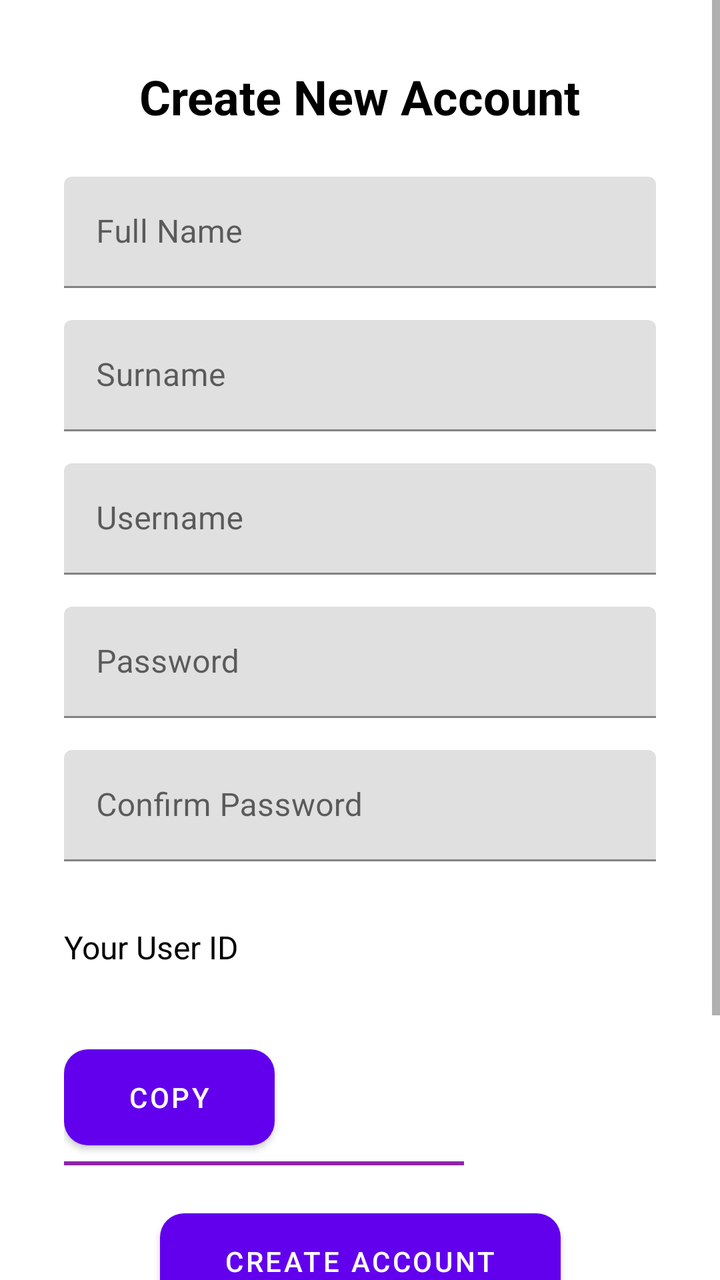
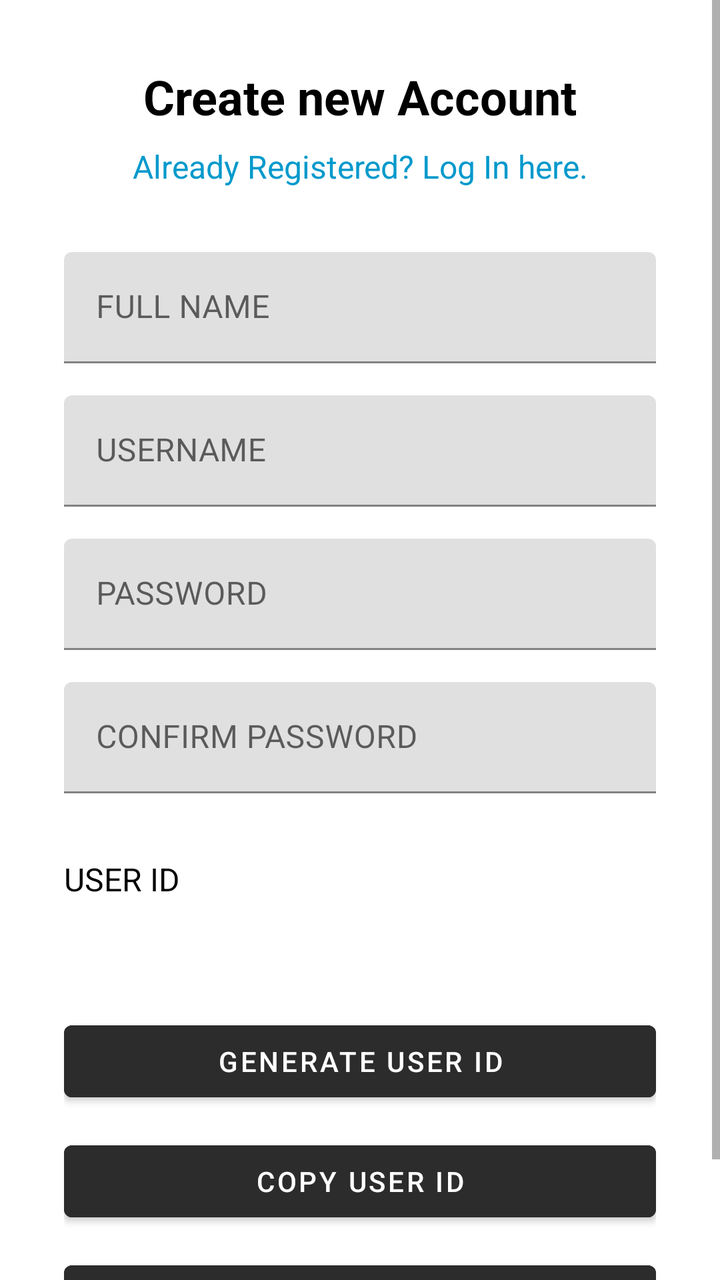

Compare the two renders of this Android layout. The source of the first and the diff that turns it into the second are given below.
<!-- AndroidManifest.xml: application theme Theme.HarmonieBudget -->
<!-- res/layout/activity_register.xml -->
<?xml version="1.0" encoding="utf-8"?>
<ScrollView
    xmlns:android="http://schemas.android.com/apk/res/android"
    xmlns:app="http://schemas.android.com/apk/res-auto"
    android:layout_width="match_parent"
    android:layout_height="match_parent"
    android:fillViewport="true">
    <androidx.constraintlayout.widget.ConstraintLayout
        android:layout_width="match_parent"
        android:layout_height="wrap_content"
        android:padding="32dp"
        android:background="@color/white">
        <TextView
            android:id="@+id/tv_register_title"
            android:layout_width="wrap_content"
            android:layout_height="wrap_content"
            android:text="@string/create_account_title"
            android:textSize="24sp"
            android:textStyle="bold"
            app:layout_constraintTop_toTopOf="parent"
            app:layout_constraintStart_toStartOf="parent"
            app:layout_constraintEnd_toEndOf="parent" />
        <com.google.android.material.textfield.TextInputLayout
            android:id="@+id/til_name"
            android:layout_width="0dp"
            android:layout_height="wrap_content"
            android:layout_marginTop="24dp"
            app:layout_constraintTop_toBottomOf="@id/tv_register_title"
            app:layout_constraintStart_toStartOf="parent"
            app:layout_constraintEnd_toEndOf="parent">
            <com.google.android.material.textfield.TextInputEditText
                android:id="@+id/et_name"
                android:layout_width="match_parent"
                android:layout_height="wrap_content"
                android:hint="@string/name_hint"
                android:textColor="@android:color/black" />
        </com.google.android.material.textfield.TextInputLayout>
        
        <com.google.android.material.textfield.TextInputLayout
            android:id="@+id/til_surname"
            android:layout_width="0dp"
            android:layout_height="wrap_content"
            android:layout_marginTop="16dp"
            app:layout_constraintTop_toBottomOf="@id/til_name"
            app:layout_constraintStart_toStartOf="parent"
            app:layout_constraintEnd_toEndOf="parent">
            <com.google.android.material.textfield.TextInputEditText
                android:id="@+id/et_surname"
                android:layout_width="match_parent"
                android:layout_height="wrap_content"
                android:hint="Surname"
                android:textColor="@android:color/black" />
        </com.google.android.material.textfield.TextInputLayout>
        <com.google.android.material.textfield.TextInputLayout
            android:id="@+id/til_username"
            android:layout_width="0dp"
            android:layout_height="wrap_content"
            android:layout_marginTop="16dp"
            app:layout_constraintTop_toBottomOf="@id/til_surname"
            app:layout_constraintStart_toStartOf="parent"
            app:layout_constraintEnd_toEndOf="parent">
            <com.google.android.material.textfield.TextInputEditText
                android:id="@+id/et_username"
                android:layout_width="match_parent"
                android:layout_height="wrap_content"
                android:hint="@string/username_hint"
                android:textColor="@android:color/black" />
        </com.google.android.material.textfield.TextInputLayout>
        <com.google.android.material.textfield.TextInputLayout
            android:id="@+id/til_password"
            android:layout_width="0dp"
            android:layout_height="wrap_content"
            android:layout_marginTop="16dp"
            app:layout_constraintTop_toBottomOf="@id/til_username"
            app:layout_constraintStart_toStartOf="parent"
            app:layout_constraintEnd_toEndOf="parent">
            <com.google.android.material.textfield.TextInputEditText
                android:id="@+id/et_password"
                android:layout_width="match_parent"
                android:layout_height="wrap_content"
                android:hint="@string/password_hint"
                android:inputType="textPassword"
                android:textColor="@android:color/black" />
        </com.google.android.material.textfield.TextInputLayout>
        <com.google.android.material.textfield.TextInputLayout
            android:id="@+id/til_confirm_password"
            android:layout_width="0dp"
            android:layout_height="wrap_content"
            android:layout_marginTop="16dp"
            app:layout_constraintTop_toBottomOf="@id/til_password"
            app:layout_constraintStart_toStartOf="parent"
            app:layout_constraintEnd_toEndOf="parent">
            <com.google.android.material.textfield.TextInputEditText
                android:id="@+id/et_confirm_password"
                android:layout_width="match_parent"
                android:layout_height="wrap_content"
                android:hint="@string/confirm_password_hint"
                android:inputType="textPassword"
                android:textColor="@android:color/black" />
        </com.google.android.material.textfield.TextInputLayout>
        <TextView
            android:id="@+id/tv_user_id_label"
            android:layout_width="wrap_content"
            android:layout_height="wrap_content"
            android:text="@string/user_id_label"
            android:textSize="16sp"
            android:layout_marginTop="32dp"
            app:layout_constraintTop_toBottomOf="@id/til_confirm_password"
            app:layout_constraintStart_toStartOf="parent" />
        <TextView
            android:id="@+id/tv_generated_user_id"
            android:layout_width="wrap_content"
            android:layout_height="wrap_content"
            android:textSize="18sp"
            android:textStyle="bold"
            android:layout_marginTop="8dp"
            app:layout_constraintTop_toBottomOf="@id/tv_user_id_label"
            app:layout_constraintStart_toStartOf="parent" />
        <Button
            android:id="@+id/btn_copy_user_id"
            android:layout_width="wrap_content"
            android:layout_height="wrap_content"
            android:text="@string/copy"
            android:minHeight="48dp"
            android:paddingStart="32dp"
            android:paddingEnd="32dp"
            android:background="@drawable/rounded_button"
            android:textColor="#FFFFFF"
            android:layout_marginTop="8dp"
            app:layout_constraintTop_toBottomOf="@id/tv_generated_user_id"
            app:layout_constraintStart_toStartOf="parent" />
        <View
            android:id="@+id/divider"
            android:layout_width="200dp"
            android:layout_height="2dp"
            android:background="#8E24AA"
            android:layout_marginTop="8dp"
            app:layout_constraintTop_toBottomOf="@id/btn_copy_user_id"
            app:layout_constraintStart_toStartOf="parent" />
        <Button
            android:id="@+id/btn_register"
            android:layout_width="wrap_content"
            android:layout_height="wrap_content"
            android:text="@string/create_account_button"
            android:minHeight="48dp"
            android:paddingStart="32dp"
            android:paddingEnd="32dp"
            android:background="@drawable/rounded_button"
            android:textColor="#FFFFFF"
            android:layout_marginTop="24dp"
            app:layout_constraintTop_toBottomOf="@id/divider"
            app:layout_constraintStart_toStartOf="parent"
            app:layout_constraintEnd_toEndOf="parent" />
        <Button
            android:id="@+id/btn_home"
            android:layout_width="wrap_content"
            android:layout_height="wrap_content"
            android:text="@string/home_button"
            android:minHeight="48dp"
            android:paddingStart="32dp"
            android:paddingEnd="32dp"
            android:background="@drawable/rounded_button"
            android:textColor="#FFFFFF"
            android:layout_marginTop="16dp"
            app:layout_constraintTop_toBottomOf="@id/btn_register"
            app:layout_constraintStart_toStartOf="parent" />
        <Button
            android:id="@+id/btn_log_in"
            android:layout_width="wrap_content"
            android:layout_height="wrap_content"
            android:text="@string/log_in_button"
            android:minHeight="48dp"
            android:paddingStart="32dp"
            android:paddingEnd="32dp"
            android:background="@drawable/rounded_button"
            android:textColor="#FFFFFF"
            android:layout_marginTop="8dp"
            app:layout_constraintTop_toBottomOf="@id/btn_home"
            app:layout_constraintStart_toStartOf="parent"
            app:layout_constraintEnd_toEndOf="parent" />
    </androidx.constraintlayout.widget.ConstraintLayout>
</ScrollView>
<!-- resources referenced by this layout -->
<resources>
  <color name="white">#FFFFFFFF</color>
  <!-- drawable rounded_button (drawable) -->
  <?xml version="1.0" encoding="utf-8"?>
  <shape xmlns:android="http://schemas.android.com/apk/res/android">
      <solid android:color="#007AFF" /> 
      <corners android:radius="12dp" /> 
      <padding android:left="16dp" android:top="12dp" android:right="16dp" android:bottom="12dp" />
  </shape>
  <string name="confirm_password_hint">Confirm Password</string>
  <string name="copy">Copy</string>
  <string name="create_account_button">Create Account</string>
  <string name="create_account_title">Create New Account</string>
  <string name="home_button">Home</string>
  <string name="log_in_button">Log In</string>
  <string name="name_hint">Full Name</string>
  <string name="password_hint">Password</string>
  <string name="user_id_label">Your User ID</string>
  <string name="username_hint">Username</string>
  <style name="Theme.HarmonieBudget" parent="Theme.MaterialComponents.DayNight.NoActionBar">
  
          
          <item name="colorPrimary">@color/purple_500</item>
  
          
          <item name="colorPrimaryVariant">@color/purple_700</item>
  
          
          <item name="colorSecondary">@color/teal_200</item>
  
          
          <item name="android:windowBackground">@color/white</item>
  
          
          <item name="android:textColor">@android:color/black</item>
  
      </style>
  <color name="purple_500">#FF6200EE</color>
  <color name="purple_700">#FF3700B3</color>
  <color name="teal_200">#FF03DAC5</color>
</resources>

<!-- the commit's change to res/layout/activity_register.xml (unified diff, before → after) -->
@@ -10,34 +10,52 @@
         android:layout_height="wrap_content"
         android:padding="32dp"
         android:background="@color/white">
+
+        
         <TextView
             android:id="@+id/tv_register_title"
             android:layout_width="wrap_content"
             android:layout_height="wrap_content"
-            android:text="@string/create_account_title"
+            android:text="Create new Account"
             android:textSize="24sp"
             android:textStyle="bold"
             app:layout_constraintTop_toTopOf="parent"
             app:layout_constraintStart_toStartOf="parent"
             app:layout_constraintEnd_toEndOf="parent" />
+
+        
+        <TextView
+            android:id="@+id/tv_already_registered"
+            android:layout_width="wrap_content"
+            android:layout_height="wrap_content"
+            android:text="Already Registered? Log In here."
+            android:textSize="16sp"
+            android:textColor="@android:color/holo_blue_dark"
+            android:layout_marginTop="8dp"
+            app:layout_constraintTop_toBottomOf="@id/tv_register_title"
+            app:layout_constraintStart_toStartOf="parent"
+            app:layout_constraintEnd_toEndOf="parent" />
+
+        
         <com.google.android.material.textfield.TextInputLayout
             android:id="@+id/til_name"
             android:layout_width="0dp"
             android:layout_height="wrap_content"
-            android:layout_marginTop="24dp"
-            app:layout_constraintTop_toBottomOf="@id/tv_register_title"
+            android:layout_marginTop="32dp"
+            app:layout_constraintTop_toBottomOf="@id/tv_already_registered"
             app:layout_constraintStart_toStartOf="parent"
             app:layout_constraintEnd_toEndOf="parent">
             <com.google.android.material.textfield.TextInputEditText
                 android:id="@+id/et_name"
                 android:layout_width="match_parent"
                 android:layout_height="wrap_content"
-                android:hint="@string/name_hint"
+                android:hint="FULL NAME"
                 android:textColor="@android:color/black" />
         </com.google.android.material.textfield.TextInputLayout>
+
         
         <com.google.android.material.textfield.TextInputLayout
-            android:id="@+id/til_surname"
+            android:id="@+id/til_username"
             android:layout_width="0dp"
             android:layout_height="wrap_content"
             android:layout_marginTop="16dp"
@@ -45,27 +63,14 @@
             app:layout_constraintStart_toStartOf="parent"
             app:layout_constraintEnd_toEndOf="parent">
             <com.google.android.material.textfield.TextInputEditText
-                android:id="@+id/et_surname"
-                android:layout_width="match_parent"
-                android:layout_height="wrap_content"
-                android:hint="Surname"
-                android:textColor="@android:color/black" />
-        </com.google.android.material.textfield.TextInputLayout>
-        <com.google.android.material.textfield.TextInputLayout
-            android:id="@+id/til_username"
-            android:layout_width="0dp"
-            android:layout_height="wrap_content"
-            android:layout_marginTop="16dp"
-            app:layout_constraintTop_toBottomOf="@id/til_surname"
-            app:layout_constraintStart_toStartOf="parent"
-            app:layout_constraintEnd_toEndOf="parent">
-            <com.google.android.material.textfield.TextInputEditText
                 android:id="@+id/et_username"
                 android:layout_width="match_parent"
                 android:layout_height="wrap_content"
-                android:hint="@string/username_hint"
+                android:hint="USERNAME"
                 android:textColor="@android:color/black" />
         </com.google.android.material.textfield.TextInputLayout>
+
+        
         <com.google.android.material.textfield.TextInputLayout
             android:id="@+id/til_password"
             android:layout_width="0dp"
@@ -78,10 +83,12 @@
                 android:id="@+id/et_password"
                 android:layout_width="match_parent"
                 android:layout_height="wrap_content"
-                android:hint="@string/password_hint"
+                android:hint="PASSWORD"
                 android:inputType="textPassword"
                 android:textColor="@android:color/black" />
         </com.google.android.material.textfield.TextInputLayout>
+
+        
         <com.google.android.material.textfield.TextInputLayout
             android:id="@+id/til_confirm_password"
             android:layout_width="0dp"
@@ -94,89 +101,74 @@
                 android:id="@+id/et_confirm_password"
                 android:layout_width="match_parent"
                 android:layout_height="wrap_content"
-                android:hint="@string/confirm_password_hint"
+                android:hint="CONFIRM PASSWORD"
                 android:inputType="textPassword"
                 android:textColor="@android:color/black" />
         </com.google.android.material.textfield.TextInputLayout>
+
+        
         <TextView
             android:id="@+id/tv_user_id_label"
             android:layout_width="wrap_content"
             android:layout_height="wrap_content"
-            android:text="@string/user_id_label"
+            android:text="USER ID"
             android:textSize="16sp"
             android:layout_marginTop="32dp"
             app:layout_constraintTop_toBottomOf="@id/til_confirm_password"
             app:layout_constraintStart_toStartOf="parent" />
+
         <TextView
             android:id="@+id/tv_generated_user_id"
-            android:layout_width="wrap_content"
+            android:layout_width="0dp"
             android:layout_height="wrap_content"
             android:textSize="18sp"
             android:textStyle="bold"
             android:layout_marginTop="8dp"
             app:layout_constraintTop_toBottomOf="@id/tv_user_id_label"
-            app:layout_constraintStart_toStartOf="parent" />
+            app:layout_constraintStart_toStartOf="parent"
+            app:layout_constraintEnd_toEndOf="parent" />
+
+        
+        <Button
+            android:id="@+id/btn_generate_user_id"
+            android:layout_width="0dp"
+            android:layout_height="wrap_content"
+            android:text="Generate User ID"
+            android:minHeight="48dp"
+            android:backgroundTint="#2C2C2C"
+            android:textColor="#FFFFFF"
+            android:layout_marginTop="24dp"
+            app:layout_constraintTop_toBottomOf="@id/tv_generated_user_id"
+            app:layout_constraintStart_toStartOf="parent"
+            app:layout_constraintEnd_toEndOf="parent" />
+
+        
         <Button
             android:id="@+id/btn_copy_user_id"
-            android:layout_width="wrap_content"
+            android:layout_width="0dp"
             android:layout_height="wrap_content"
-            android:text="@string/copy"
+            android:text="Copy User ID"
             android:minHeight="48dp"
-            android:paddingStart="32dp"
-            android:paddingEnd="32dp"
-            android:background="@drawable/rounded_button"
+            android:backgroundTint="#2C2C2C"
             android:textColor="#FFFFFF"
-            android:layout_marginTop="8dp"
-            app:layout_constraintTop_toBottomOf="@id/tv_generated_user_id"
-            app:layout_constraintStart_toStartOf="parent" />
-        <View
-            android:id="@+id/divider"
-            android:layout_width="200dp"
-            android:layout_height="2dp"
-            android:background="#8E24AA"
-            android:layout_marginTop="8dp"
-            app:layout_constraintTop_toBottomOf="@id/btn_copy_user_id"
-            app:layout_constraintStart_toStartOf="parent" />
+            android:layout_marginTop="12dp"
+            app:layout_constraintTop_toBottomOf="@id/btn_generate_user_id"
+            app:layout_constraintStart_toStartOf="parent"
+            app:layout_constraintEnd_toEndOf="parent" />
+
+        
         <Button
             android:id="@+id/btn_register"
-            android:layout_width="wrap_content"
+            android:layout_width="0dp"
             android:layout_height="wrap_content"
-            android:text="@string/create_account_button"
+            android:text="Sign up"
             android:minHeight="48dp"
-            android:paddingStart="32dp"
-            android:paddingEnd="32dp"
-            android:background="@drawable/rounded_button"
+            android:backgroundTint="#2C2C2C"
             android:textColor="#FFFFFF"
-            android:layout_marginTop="24dp"
-            app:layout_constraintTop_toBottomOf="@id/divider"
+            android:layout_marginTop="12dp"
+            app:layout_constraintTop_toBottomOf="@id/btn_copy_user_id"
             app:layout_constraintStart_toStartOf="parent"
             app:layout_constraintEnd_toEndOf="parent" />
-        <Button
-            android:id="@+id/btn_home"
-            android:layout_width="wrap_content"
-            android:layout_height="wrap_content"
-            android:text="@string/home_button"
-            android:minHeight="48dp"
-            android:paddingStart="32dp"
-            android:paddingEnd="32dp"
-            android:background="@drawable/rounded_button"
-            android:textColor="#FFFFFF"
-            android:layout_marginTop="16dp"
-            app:layout_constraintTop_toBottomOf="@id/btn_register"
-            app:layout_constraintStart_toStartOf="parent" />
-        <Button
-            android:id="@+id/btn_log_in"
-            android:layout_width="wrap_content"
-            android:layout_height="wrap_content"
-            android:text="@string/log_in_button"
-            android:minHeight="48dp"
-            android:paddingStart="32dp"
-            android:paddingEnd="32dp"
-            android:background="@drawable/rounded_button"
-            android:textColor="#FFFFFF"
-            android:layout_marginTop="8dp"
-            app:layout_constraintTop_toBottomOf="@id/btn_home"
-            app:layout_constraintStart_toStartOf="parent"
-            app:layout_constraintEnd_toEndOf="parent" />
+
     </androidx.constraintlayout.widget.ConstraintLayout>
 </ScrollView>
<!-- resource entries referenced after the edit -->
@@ -1,23 +1,6 @@
 <!-- resources referenced by this layout -->
 <resources>
   <color name="white">#FFFFFFFF</color>
-  <!-- drawable rounded_button (drawable) -->
-  <?xml version="1.0" encoding="utf-8"?>
-  <shape xmlns:android="http://schemas.android.com/apk/res/android">
-      <solid android:color="#007AFF" /> 
-      <corners android:radius="12dp" /> 
-      <padding android:left="16dp" android:top="12dp" android:right="16dp" android:bottom="12dp" />
-  </shape>
-  <string name="confirm_password_hint">Confirm Password</string>
-  <string name="copy">Copy</string>
-  <string name="create_account_button">Create Account</string>
-  <string name="create_account_title">Create New Account</string>
-  <string name="home_button">Home</string>
-  <string name="log_in_button">Log In</string>
-  <string name="name_hint">Full Name</string>
-  <string name="password_hint">Password</string>
-  <string name="user_id_label">Your User ID</string>
-  <string name="username_hint">Username</string>
   <style name="Theme.HarmonieBudget" parent="Theme.MaterialComponents.DayNight.NoActionBar">
   
           
